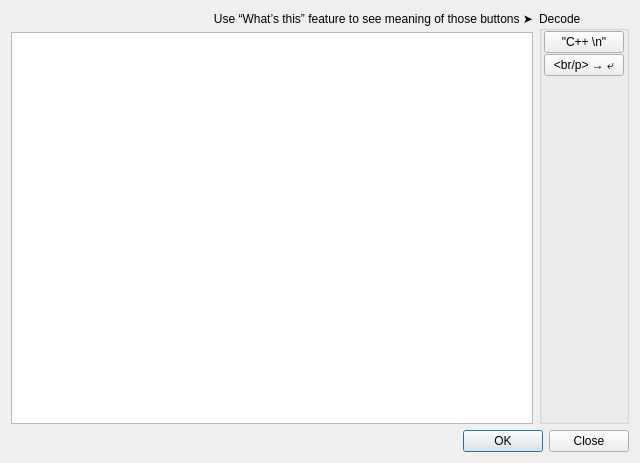
This is UTranslator/FmDecoder.ui in Mercury13/utranslator as Qt 5 draws it before an edit. The edited form follows.
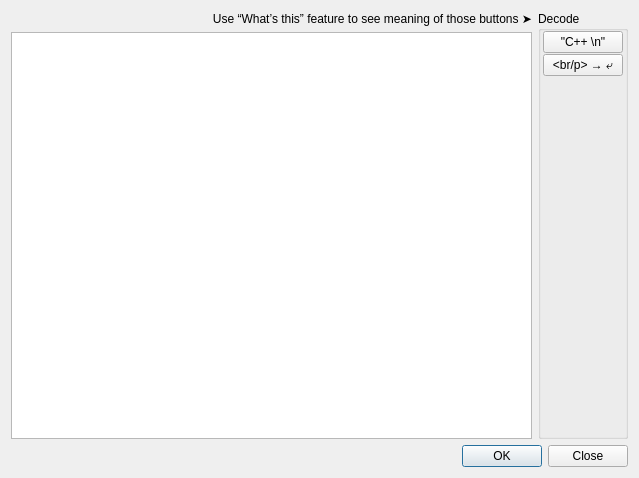
This is the edited form.

```diff
--- a/UTranslator/FmDecoder.ui
+++ b/UTranslator/FmDecoder.ui
@@ -6,8 +6,8 @@
    <rect>
     <x>0</x>
     <y>0</y>
-    <width>640</width>
-    <height>463</height>
+    <width>639</width>
+    <height>478</height>
    </rect>
   </property>
   <property name="windowTitle">
```
